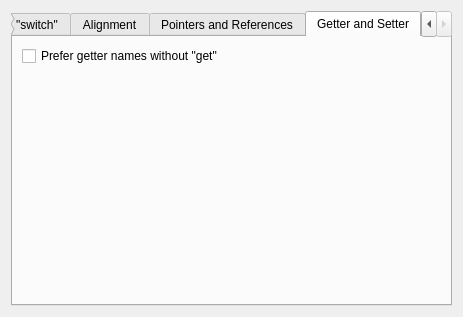
Above: src/plugins/cpptools/cppcodestylesettingspage.ui from qt-creator/qt-creator before the change. Below: the same form after it.
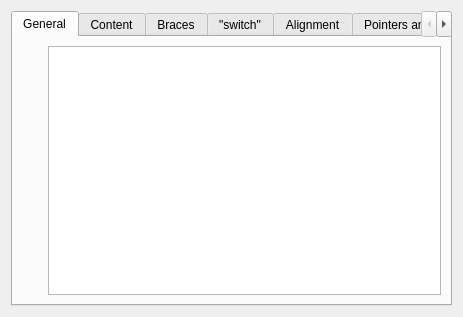
That is the form after the change. The open tabs and pages were chosen to show the change. Custom widgets are drawn as their Qt base class.

Commit message: CppEditor: Introduce QuickFix settings and unify getter/setter generation

```diff
--- a/src/plugins/cpptools/cppcodestylesettingspage.ui
+++ b/src/plugins/cpptools/cppcodestylesettingspage.ui
@@ -433,33 +433,6 @@
        </item>
       </layout>
      </widget>
-     <widget class="QWidget" name="getterSetterTab">
-      <attribute name="title">
-       <string>Getter and Setter</string>
-      </attribute>
-      <layout class="QVBoxLayout" name="verticalLayout_7">
-       <item>
-        <widget class="QCheckBox" name="preferGetterNamesWithoutGet">
-         <property name="text">
-          <string>Prefer getter names without &quot;get&quot;</string>
-         </property>
-        </widget>
-       </item>
-       <item>
-        <spacer name="verticalSpacer_7">
-         <property name="orientation">
-          <enum>Qt::Vertical</enum>
-         </property>
-         <property name="sizeHint" stdset="0">
-          <size>
-           <width>20</width>
-           <height>40</height>
-          </size>
-         </property>
-        </spacer>
-       </item>
-      </layout>
-     </widget>
     </widget>
    </item>
   </layout>
```
The commit also changes 23 other files.
